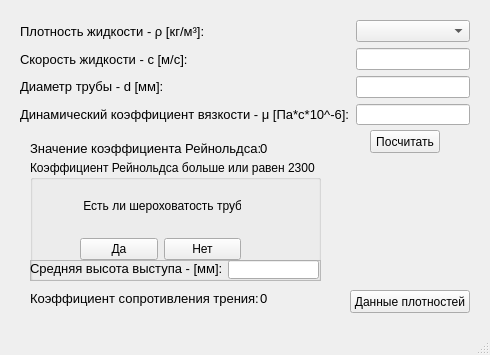
Before: the Qt Designer form layouts/windowMain.ui in flemimac/frictionCalculator, drawn with Qt 5.
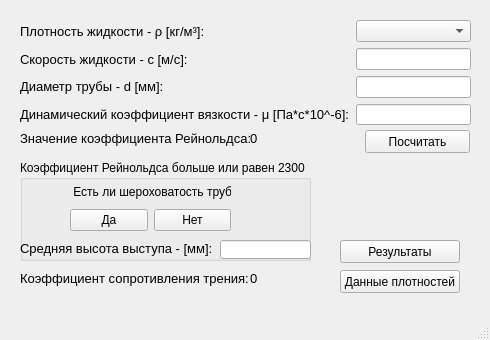
After: the same form once the commit is applied.

What changed in the file:
```diff
--- a/layouts/windowMain.ui
+++ b/layouts/windowMain.ui
@@ -7,19 +7,19 @@
     <x>0</x>
     <y>0</y>
     <width>490</width>
-    <height>355</height>
+    <height>340</height>
    </rect>
   </property>
   <property name="minimumSize">
    <size>
     <width>490</width>
-    <height>355</height>
+    <height>340</height>
    </size>
   </property>
   <property name="maximumSize">
    <size>
     <width>490</width>
-    <height>500</height>
+    <height>340</height>
    </size>
   </property>
   <property name="windowTitle">
@@ -31,7 +31,7 @@
      <rect>
       <x>20</x>
       <y>20</y>
-      <width>450</width>
+      <width>451</width>
       <height>105</height>
      </rect>
     </property>
@@ -109,8 +109,8 @@
    <widget class="QLabel" name="labelReynolds">
     <property name="geometry">
      <rect>
-      <x>30</x>
-      <y>140</y>
+      <x>20</x>
+      <y>130</y>
       <width>230</width>
       <height>16</height>
      </rect>
@@ -127,8 +127,8 @@
    <widget class="QLabel" name="labelValueReynolds">
     <property name="geometry">
      <rect>
-      <x>260</x>
-      <y>140</y>
+      <x>250</x>
+      <y>130</y>
       <width>100</width>
       <height>16</height>
      </rect>
@@ -145,10 +145,10 @@
    <widget class="QGroupBox" name="groupReynolds">
     <property name="geometry">
      <rect>
-      <x>30</x>
+      <x>20</x>
       <y>160</y>
       <width>291</width>
-      <height>121</height>
+      <height>101</height>
      </rect>
     </property>
     <property name="title">
@@ -160,7 +160,7 @@
        <x>50</x>
        <y>20</y>
        <width>161</width>
-       <height>80</height>
+       <height>51</height>
       </rect>
      </property>
      <layout class="QVBoxLayout" name="verticalRoughness">
@@ -191,26 +191,11 @@
       </item>
      </layout>
     </widget>
-    <widget class="QFrame" name="groupLedges">
-     <property name="geometry">
-      <rect>
-       <x>0</x>
-       <y>100</y>
-       <width>291</width>
-       <height>21</height>
-      </rect>
-     </property>
-     <property name="frameShape">
-      <enum>QFrame::StyledPanel</enum>
-     </property>
-     <property name="frameShadow">
-      <enum>QFrame::Raised</enum>
-     </property>
      <widget class="QLabel" name="ledges">
       <property name="geometry">
        <rect>
         <x>0</x>
-        <y>0</y>
+       <y>80</y>
         <width>192</width>
         <height>16</height>
        </rect>
@@ -227,20 +212,19 @@
      <widget class="QLineEdit" name="lineLedges">
       <property name="geometry">
        <rect>
-        <x>198</x>
-        <y>0</y>
+       <x>200</x>
+       <y>80</y>
         <width>91</width>
         <height>19</height>
        </rect>
       </property>
      </widget>
     </widget>
-   </widget>
    <widget class="QLabel" name="labelValueFriction">
     <property name="geometry">
      <rect>
-      <x>260</x>
-      <y>290</y>
+      <x>250</x>
+      <y>270</y>
       <width>100</width>
       <height>16</height>
      </rect>
@@ -257,8 +241,8 @@
    <widget class="QLabel" name="labelFriction">
     <property name="geometry">
      <rect>
-      <x>30</x>
-      <y>290</y>
+      <x>20</x>
+      <y>270</y>
       <width>230</width>
       <height>16</height>
      </rect>
@@ -275,9 +259,9 @@
    <widget class="QPushButton" name="buttonStart">
     <property name="geometry">
      <rect>
-      <x>370</x>
+      <x>365</x>
       <y>130</y>
-      <width>70</width>
+      <width>105</width>
       <height>23</height>
      </rect>
     </property>
@@ -288,8 +272,8 @@
    <widget class="QPushButton" name="buttonCheckData">
     <property name="geometry">
      <rect>
-      <x>350</x>
-      <y>290</y>
+      <x>340</x>
+      <y>270</y>
       <width>120</width>
       <height>23</height>
      </rect>
@@ -298,6 +282,19 @@
      <string>Данные плотностей</string>
     </property>
    </widget>
+   <widget class="QPushButton" name="buttonCheckResults">
+    <property name="geometry">
+     <rect>
+      <x>340</x>
+      <y>240</y>
+      <width>120</width>
+      <height>23</height>
+     </rect>
+    </property>
+    <property name="text">
+     <string>Результаты</string>
+    </property>
+   </widget>
   </widget>
   <widget class="QMenuBar" name="menubar">
    <property name="geometry">
```
Lines whose indentation alone changed are shown as unchanged.
